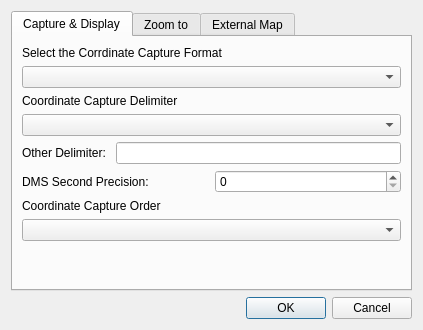
Old version of the form ui/latLonSettings.ui in the repository NationalSecurityAgency/qgis-latlontools-plugin.
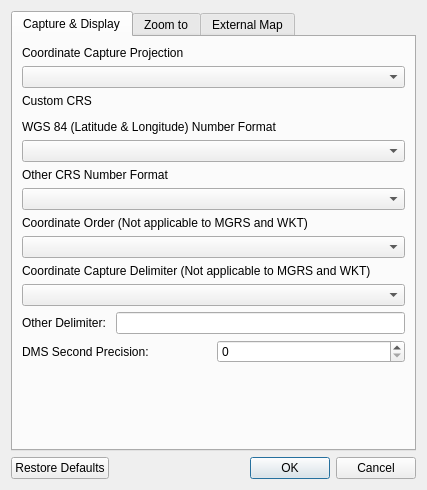
New version of the form. Custom widgets are drawn as their Qt base class.

Commit message: Revamped to support custom CRS and WKT points

Patch:
```diff
--- a/ui/latLonSettings.ui
+++ b/ui/latLonSettings.ui
@@ -6,8 +6,8 @@
    <rect>
     <x>0</x>
     <y>0</y>
-    <width>423</width>
-    <height>330</height>
+    <width>427</width>
+    <height>490</height>
    </rect>
   </property>
   <property name="windowTitle">
@@ -27,17 +27,57 @@
        <item>
         <widget class="QLabel" name="label">
          <property name="text">
-          <string>Select the Corrdinate Capture Format</string>
+          <string>Coordinate Capture Projection</string>
          </property>
         </widget>
        </item>
        <item>
-        <widget class="QComboBox" name="coordComboBox"/>
+        <widget class="QComboBox" name="captureProjectionComboBox"/>
+       </item>
+       <item>
+        <widget class="QLabel" name="label_12">
+         <property name="text">
+          <string>Custom CRS</string>
+         </property>
+        </widget>
+       </item>
+       <item>
+        <widget class="QgsProjectionSelectionWidget" name="captureProjectionSelectionWidget"/>
+       </item>
+       <item>
+        <widget class="QLabel" name="label_11">
+         <property name="text">
+          <string>WGS 84 (Latitude &amp; Longitude) Number Format</string>
+         </property>
+        </widget>
+       </item>
+       <item>
+        <widget class="QComboBox" name="wgs84NumberFormatComboBox"/>
+       </item>
+       <item>
+        <widget class="QLabel" name="label_13">
+         <property name="text">
+          <string>Other CRS Number Format</string>
+         </property>
+        </widget>
+       </item>
+       <item>
+        <widget class="QComboBox" name="otherNumberFormatComboBox"/>
+       </item>
+       <item>
+        <widget class="QLabel" name="label_5">
+         <property name="text">
+          <string>Coordinate Order (Not applicable to MGRS and WKT)</string>
+         </property>
+        </widget>
+       </item>
+       <item>
+        <widget class="QComboBox" name="coordOrderComboBox"/>
        </item>
        <item>
         <widget class="QLabel" name="label_2">
          <property name="text">
-          <string>Coordinate Capture Delimiter</string>
+          <string>Coordinate Capture Delimiter (Not applicable to MGRS and WKT)</string>
          </property>
         </widget>
        </item>
@@ -76,16 +116,6 @@
          </item>
         </layout>
        </item>
-       <item>
-        <widget class="QLabel" name="label_5">
-         <property name="text">
-          <string>Coordinate Capture Order</string>
-         </property>
-        </widget>
-       </item>
-       <item>
-        <widget class="QComboBox" name="coordOrderComboBox"/>
-       </item>
        <item>
         <spacer name="verticalSpacer">
          <property name="orientation">
@@ -246,12 +276,19 @@
       <enum>Qt::Horizontal</enum>
      </property>
      <property name="standardButtons">
-      <set>QDialogButtonBox::Cancel|QDialogButtonBox::Ok</set>
+      <set>QDialogButtonBox::Cancel|QDialogButtonBox::Ok|QDialogButtonBox::RestoreDefaults</set>
      </property>
     </widget>
    </item>
   </layout>
  </widget>
+ <customwidgets>
+  <customwidget>
+   <class>QgsProjectionSelectionWidget</class>
+   <extends>QWidget</extends>
+   <header>qgis.gui</header>
+  </customwidget>
+ </customwidgets>
  <resources/>
  <connections>
   <connection>
```
Left out of the diff: 28 changed lines with no effect on the pictures. The commit also changes 5 other files.
